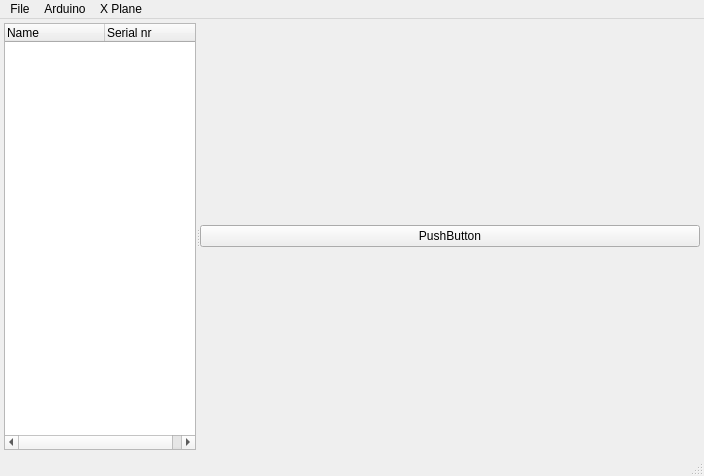
First picture: the form in gui/mainwindow.ui, repository leleopard/pyXPArduino, before the edit.
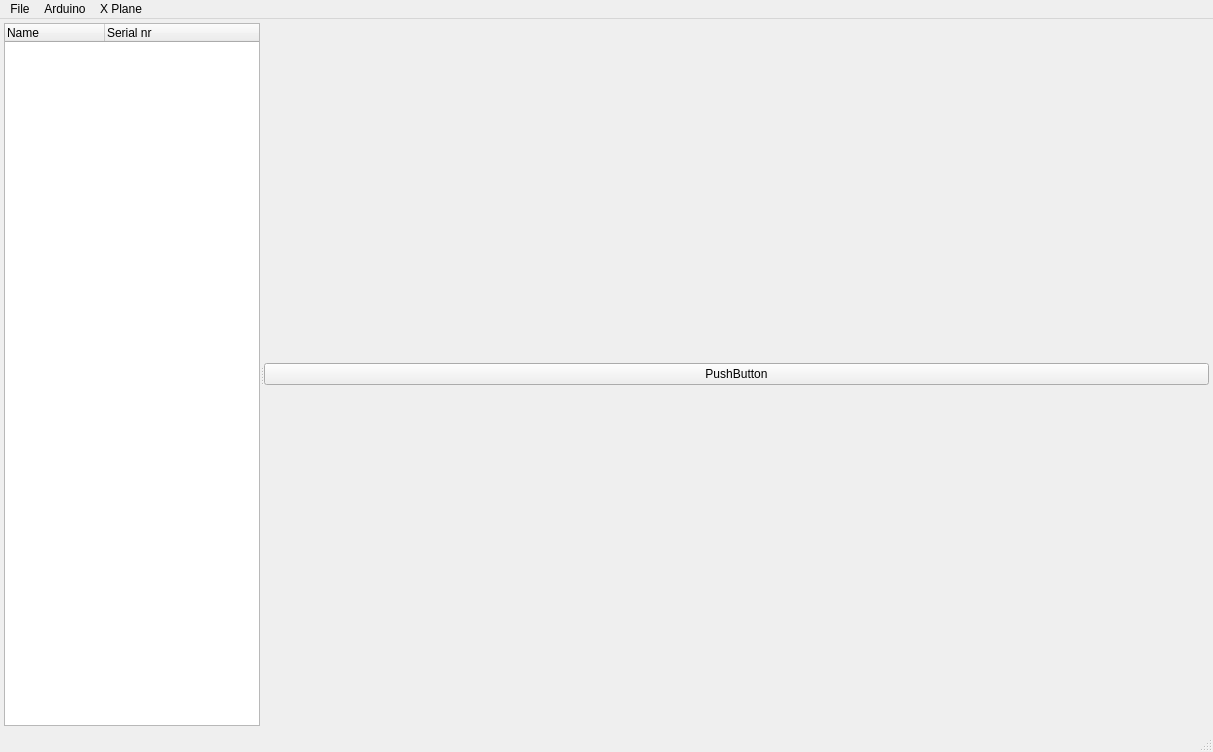
Second picture: the form after the edit.

The edit to the form file:
```diff
--- a/gui/mainwindow.ui
+++ b/gui/mainwindow.ui
@@ -6,8 +6,8 @@
    <rect>
     <x>0</x>
     <y>0</y>
-    <width>704</width>
-    <height>476</height>
+    <width>1213</width>
+    <height>752</height>
    </rect>
   </property>
   <property name="minimumSize">
@@ -196,8 +196,8 @@
     <rect>
      <x>0</x>
      <y>0</y>
-     <width>704</width>
-     <height>22</height>
+     <width>1213</width>
+     <height>21</height>
     </rect>
    </property>
    <widget class="QMenu" name="menuFile">
```
Left out of the diff: 16 changed lines with no effect on the pictures.
